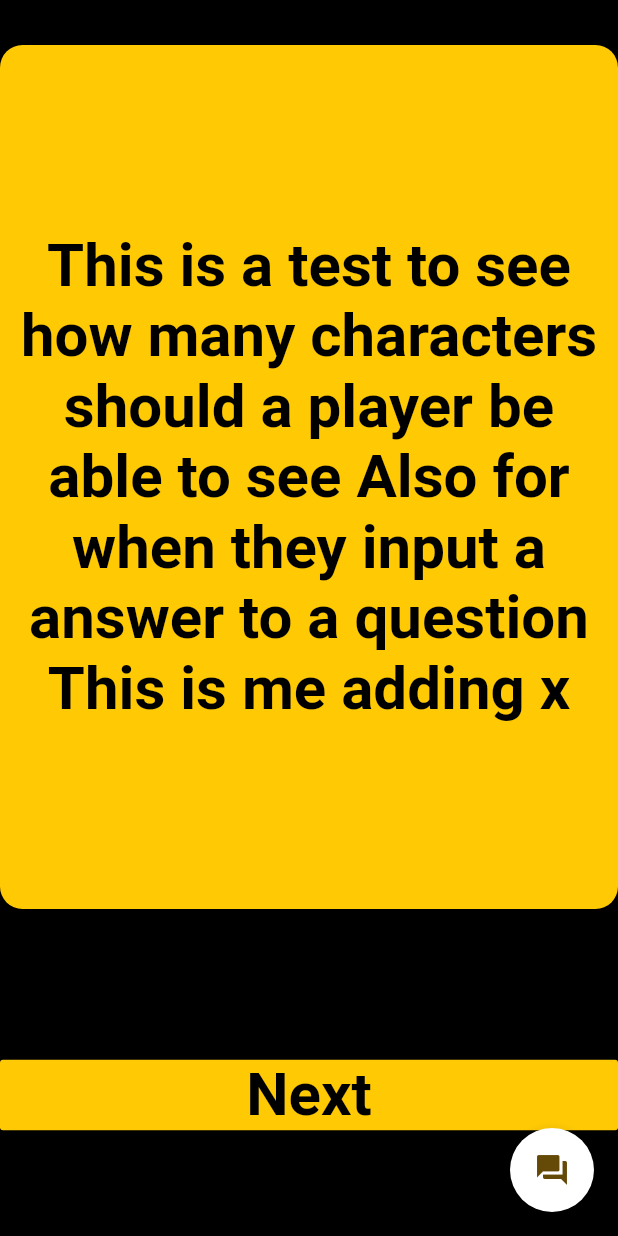
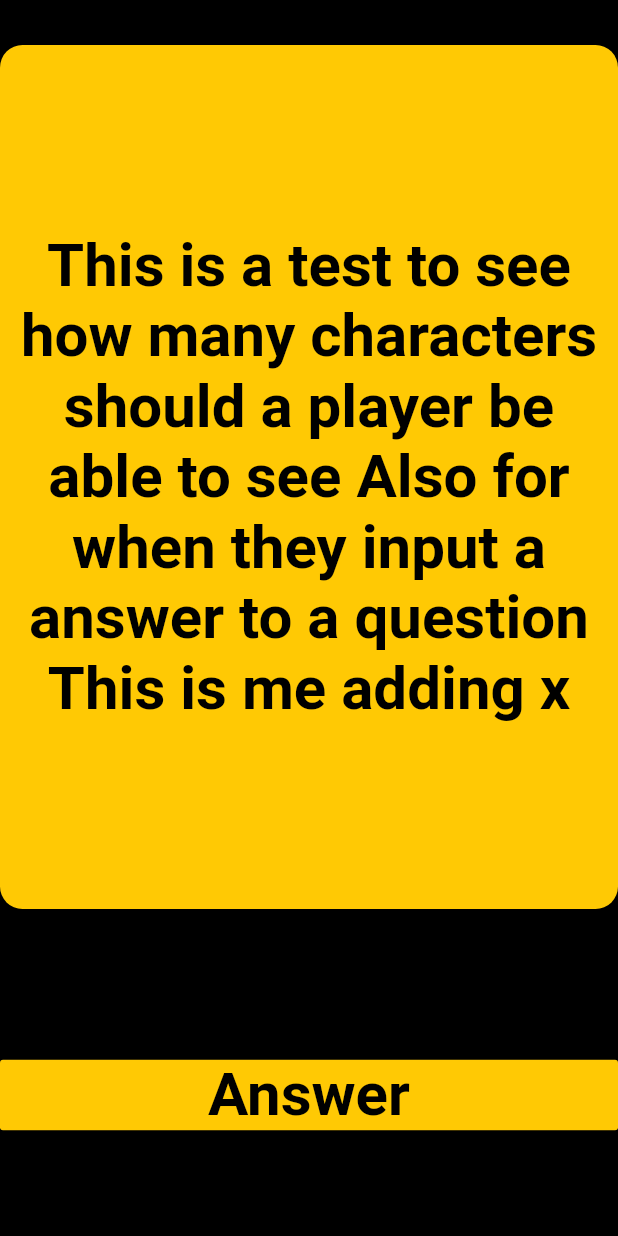
Before and after one commit to emsonn/ucfbox, a Flutter app: the Question screen opened directly, on a phone screen of 412 x 824 dp. Run offline on Flutter 3.47's test engine with Material 2 defaults, Android fonts, the phone set to English and light mode, and no system bars; our stand-ins replace firebase_database, flutter_swiper, random_string, rflutter_alert; accounts and stored records are empty.

Commit message:
new question routing

```diff
--- a/lib/games/citronot/question.dart
+++ b/lib/games/citronot/question.dart
@@ -11,16 +11,6 @@ class Question extends StatelessWidget {
   Widget build(BuildContext context) {
     return Scaffold(
       backgroundColor: Colors.black,
-
-      /// BUTTON WHERE THE USER CAN ENTER THE QUESTION.
-      floatingActionButton: FloatingActionButton(
-        backgroundColor: Colors.white,
-        child: Icon(Icons.question_answer, color: Color(0xff654a07)),
-        onPressed: () {
-          showModalBottomSheet(
-              context: context, builder: (context) => PlayerInput());
-        },
-      ),
 
       /// Container
       body: SafeArea(
@@ -55,13 +45,13 @@ class Question extends StatelessWidget {
 
               SizedBox(height: 100),
 
-              /// Start Button
+              /// Answer Button
               Expanded(
                 flex: 0,
                 child: RaisedButton(
                   color: Color(0xFFFFC904),
                   child: Text(
-                    'Next',
+                    'Answer',
 //                    textAlign: TextAlign.center,
                     style: TextStyle(
                       fontSize: 40.0,
@@ -70,41 +60,8 @@ class Question extends StatelessWidget {
                     ),
                   ),
                   onPressed: () async {
-
-                    /// NEED TO ADD IF STATEMENT HERE TO SEE WHICH UI WILL BE USED
-                    /// DEPENDING ON THE NUMBER OF PLAYERS WE HAVE
-
-//
-//           if (noOfPlayers 4) {
-//             print('THIS IS WORKINGGGGKAKJDAKL');
-//             Navigator.push(context,
-//                 MaterialPageRoute(
-//                     builder: (context) => FourPlayers()));
-//           }
-//           else if (game_data.globalNumPlayers == 5) {
-//             Navigator.push(context,
-//                 MaterialPageRoute(builder: (context) => FivePlayers()));
-//           }
-//
-//           else if (game_data.globalNumPlayers == 6) {
-//             Navigator.push(context,
-//                 MaterialPageRoute(builder: (context) => SixPlayers()));
-//           }
-//
-//           else if (game_data.globalNumPlayers == 7) {
-//             Navigator.push(context,
-//                 MaterialPageRoute(builder: (context) => SevenPlayers()));
-//           }
-//
-//           else if (game_data.globalNumPlayers == 8) {
-//             Navigator.push(context,
-////                 MaterialPageRoute(builder: (context) => EightPlayers()));
-//           }
-
-
-                    Navigator.push(context,
-                     MaterialPageRoute(builder: (context) => AnimatedListSample()));
-////                    ),
+                    showModalBottomSheet(
+                        context: context, builder: (context) => PlayerInput());
                   }, // OnPressed
                 ),
               ),
```
Also changed, not shown: lib/games/citronot/player_input.dart (+13 -1 lines).
